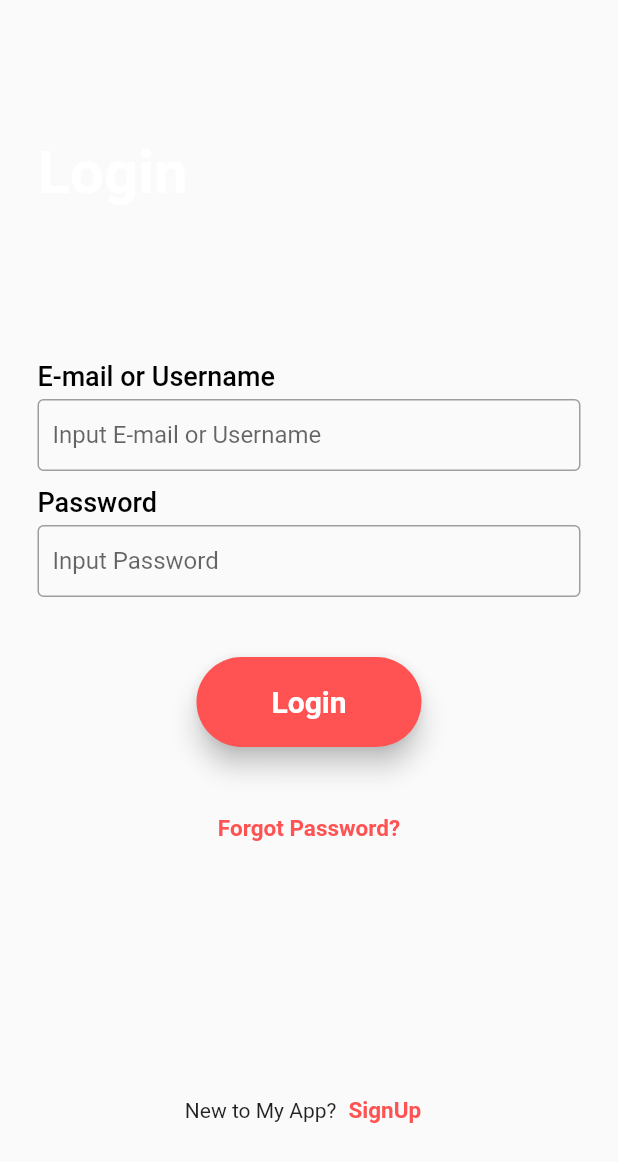
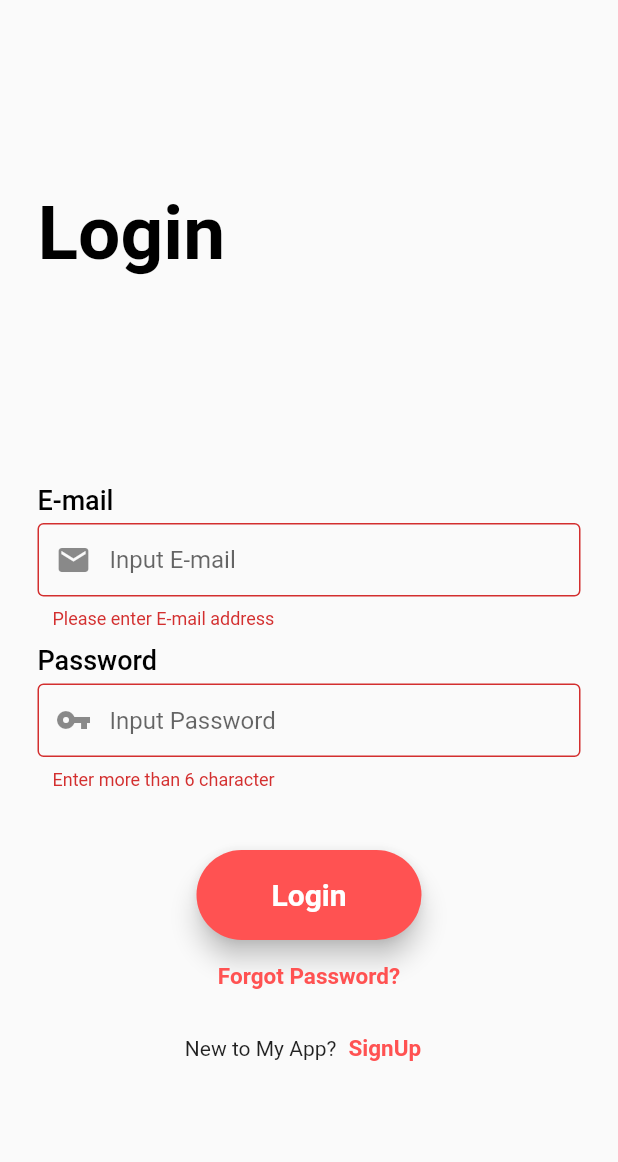
Before and after one commit to am-aakash/Login-with-Firebase, a Flutter app: the screen it shows after launch, after a tap on "Login", on a phone screen of 412 x 824 dp. Shown: the top 1162 px of the screen. Run offline on Flutter 3.47's test engine with Material 2 defaults, Android fonts, the phone set to English and light mode, and no system bars; our stand-ins replace firebase_core; accounts and stored records are empty.

Commit message:
Login Signup pages done

```diff
--- /dev/null
+++ b/lib/Authentication/auth.dart
@@ -0,0 +1,26 @@
+import 'package:flutter/material.dart';
+import 'package:login_with_auth/Authentication/login_page.dart';
+import 'package:login_with_auth/Authentication/signup_page.dart';
+
+class Authentication extends StatefulWidget {
+  @override
+  _AuthenticationState createState() => _AuthenticationState();
+}
+
+class _AuthenticationState extends State<Authentication> {
+  bool isToggle = false;
+  void toggleScreen() {
+    setState(() {
+      isToggle = !isToggle;
+    });
+  }
+
+  @override
+  Widget build(BuildContext context) {
+    if (isToggle) {
+      return SignupPage(toggleScreen: toggleScreen);
+    } else {
+      return LoginPage(toggleScreen: toggleScreen);
+    }
+  }
+}
--- /dev/null
+++ b/lib/Authentication/login_page.dart
@@ -0,0 +1,224 @@
+import 'package:flutter/material.dart';
+
+class LoginPage extends StatefulWidget {
+  final Function toggleScreen;
+
+  const LoginPage({Key? key, required this.toggleScreen}) : super(key: key);
+  @override
+  _LoginPageState createState() => _LoginPageState();
+}
+
+class _LoginPageState extends State<LoginPage> {
+  TextEditingController _emailController = TextEditingController();
+  TextEditingController _passwordController = TextEditingController();
+  final _formkey = GlobalKey<FormState>();
+
+  @override
+  void initState() {
+    _emailController = TextEditingController();
+    _passwordController = TextEditingController();
+    super.initState();
+  }
+
+  @override
+  void dispose() {
+    _emailController.dispose();
+    _passwordController.dispose();
+    super.dispose();
+  }
+
+  @override
+  Widget build(BuildContext context) {
+    return Scaffold(
+      body: SafeArea(
+        child: Stack(
+          fit: StackFit.expand,
+          children: <Widget>[
+            SingleChildScrollView(
+              child: Container(
+                padding: EdgeInsets.symmetric(horizontal: 25),
+                height: MediaQuery.of(context).size.height - 30,
+                width: double.infinity,
+                child: Column(
+                  mainAxisAlignment: MainAxisAlignment.spaceEvenly,
+                  children: <Widget>[
+                    Row(
+                      children: <Widget>[
+                        Column(
+                          mainAxisAlignment: MainAxisAlignment.center,
+                          crossAxisAlignment: CrossAxisAlignment.start,
+                          children: <Widget>[
+                            Text(
+                              "Login",
+                              style: TextStyle(
+                                fontSize: 50,
+                                fontWeight: FontWeight.bold,
+                                color: Colors.black,
+                              ),
+                            ),
+                            SizedBox(
+                              height: 10,
+                            ),
+                          ],
+                        ),
+                        SizedBox(height: 180),
+                      ],
+                    ),
+                    Form(
+                      key: _formkey,
+                      child: Column(
+                        children: <Widget>[
+                          Column(
+                            crossAxisAlignment: CrossAxisAlignment.start,
+                            children: <Widget>[
+                              Text(
+                                "E-mail",
+                                style: TextStyle(
+                                    fontSize: 18,
+                                    fontWeight: FontWeight.w500,
+                                    color: Colors.black),
+                              ),
+                              SizedBox(
+                                height: 5,
+                              ),
+                              TextFormField(
+                                controller: _emailController,
+                                validator: (val) => val!.isNotEmpty
+                                    ? null
+                                    : "Please enter E-mail address",
+                                obscureText: false,
+                                decoration: InputDecoration(
+                                  prefixIcon: Icon(Icons.mail),
+                                  hintText: 'Input E-mail',
+                                  contentPadding: EdgeInsets.symmetric(
+                                      vertical: 15, horizontal: 10),
+                                  enabledBorder: OutlineInputBorder(
+                                    borderSide: BorderSide(color: Colors.grey),
+                                  ),
+                                  border: OutlineInputBorder(
+                                    borderSide: BorderSide(color: Colors.grey),
+                                  ),
+                                ),
+                              ),
+                              SizedBox(
+                                height: 10,
+                              )
+                            ],
+                          ),
+                          Column(
+                            crossAxisAlignment: CrossAxisAlignment.start,
+                            children: <Widget>[
+                              Text(
+                                "Password",
+                                style: TextStyle(
+                                    fontSize: 18,
+                                    fontWeight: FontWeight.w500,
+                                    color: Colors.black),
+                              ),
+                              SizedBox(
+                                height: 5,
+                              ),
+                              TextFormField(
+                                controller: _passwordController,
+                                obscureText: true,
+                                validator: (val) => val!.length < 6
+                                    ? "Enter more than 6 character"
+                                    : null,
+                                decoration: InputDecoration(
+                                  prefixIcon: Icon(Icons.vpn_key),
+                                  hintText: 'Input Password',
+                                  contentPadding: EdgeInsets.symmetric(
+                                      vertical: 15, horizontal: 10),
+                                  enabledBorder: OutlineInputBorder(
+                                    borderSide: BorderSide(color: Colors.grey),
+                                  ),
+                                  border: OutlineInputBorder(
+                                    borderSide: BorderSide(color: Colors.grey),
+                                  ),
+                                ),
+                              ),
+                              SizedBox(
+                                height: 10,
+                              )
+                            ],
+                          ),
+                          SizedBox(height: 30),
+                          Container(
+                            child: MaterialButton(
+                              minWidth: 150,
+                              height: 60,
+                              color: Colors.redAccent,
+                              elevation: 7,
+                              shape: RoundedRectangleBorder(
+                                borderRadius: BorderRadius.circular(50),
+                              ),
+                              onPressed: () {
+                                if (_formkey.currentState!.validate()) {
+                                  print("Email: ${_emailController.text}");
+                                  print(
+                                      "Password: ${_passwordController.text}");
+                                }
+                                ;
+                              },
+                              child: Text(
+                                "Login",
+                                style: TextStyle(
+                                  fontWeight: FontWeight.w600,
+                                  fontSize: 20,
+                                  color: Colors.white,
+                                ),
+                              ),
+                            ),
+                          ),
+                          Row(
+                            mainAxisAlignment: MainAxisAlignment.center,
+                            children: <Widget>[
+                              TextButton(
+                                child: Text(
+                                  "Forgot Password?",
+                                  style: TextStyle(
+                                    color: Colors.redAccent,
+                                    fontWeight: FontWeight.w600,
+                                    fontSize: 15,
+                                  ),
+                                ),
+                                onPressed: () {},
+                              )
+                            ],
+                          ),
+                          //SizedBox(height: 80),
+                          Row(
+                            mainAxisAlignment: MainAxisAlignment.center,
+                            children: <Widget>[
+                              Text("New to My App?"),
+                              TextButton(
+                                child: Text(
+                                  "SignUp",
+                                  style: TextStyle(
+                                    color: Colors.redAccent,
+                                    fontWeight: FontWeight.w600,
+                                    fontSize: 15,
+                                  ),
+                                ),
+                                onPressed: () => widget.toggleScreen(),
+                              )
+                            ],
+                          ),
+                        ],
+                      ),
+                    ),
+                  ],
+                ),
+              ),
+            ),
+          ],
+        ),
+      ),
+    );
+  }
+}
+
+// we will be creating a widget for text field
+// Widget inputFile({required label, obscureText = false, required ipController}) {
+//   return ;
+// }
--- a/lib/login_page.dart
+++ /dev/null
@@ -1,145 +0,0 @@
-import 'package:flutter/material.dart';
-
-class LoginPage extends StatelessWidget {
-  @override
-  Widget build(BuildContext context) {
-    return Scaffold(
-      body: Stack(
-        fit: StackFit.expand,
-        children: <Widget>[
-          SingleChildScrollView(
-            child: Container(
-              padding: EdgeInsets.symmetric(horizontal: 25),
-              height: MediaQuery.of(context).size.height - 30,
-              width: double.infinity,
-              child: Column(
-                mainAxisAlignment: MainAxisAlignment.spaceEvenly,
-                children: <Widget>[
-                  Row(
-                    children: <Widget>[
-                      Column(
-                        mainAxisAlignment: MainAxisAlignment.center,
-                        crossAxisAlignment: CrossAxisAlignment.start,
-                        children: <Widget>[
-                          Text(
-                            "Login",
-                            style: TextStyle(
-                              fontSize: 40,
-                              fontWeight: FontWeight.bold,
-                              color: Colors.white,
-                            ),
-                          ),
-                          SizedBox(
-                            height: 10,
-                          ),
-                        ],
-                      ),
-                      SizedBox(height: 180),
-                    ],
-                  ),
-                  Column(
-                    children: <Widget>[
-                      inputFile(label: "E-mail or Username"),
-                      inputFile(label: "Password", obscureText: true),
-                      SizedBox(height: 30),
-                      Container(
-                        child: MaterialButton(
-                          minWidth: 150,
-                          height: 60,
-                          color: Colors.redAccent,
-                          elevation: 7,
-                          shape: RoundedRectangleBorder(
-                            borderRadius: BorderRadius.circular(50),
-                          ),
-                          onPressed: () {},
-                          child: Text(
-                            "Login",
-                            style: TextStyle(
-                              fontWeight: FontWeight.w600,
-                              fontSize: 20,
-                              color: Colors.white,
-                            ),
-                          ),
-                        ),
-                      ),
-                      //   ],
-                      // ),
-                    ],
-                  ),
-                  Row(
-                    mainAxisAlignment: MainAxisAlignment.center,
-                    children: <Widget>[
-                      //Text("Already have an account?"),
-                      TextButton(
-                        child: Text(
-                          "Forgot Password?",
-                          style: TextStyle(
-                            color: Colors.redAccent,
-                            fontWeight: FontWeight.w600,
-                            fontSize: 15,
-                          ),
-                        ),
-                        onPressed: () {},
-                      )
-                    ],
-                  ),
-                  SizedBox(height: 80),
-                  Row(
-                    mainAxisAlignment: MainAxisAlignment.center,
-                    children: <Widget>[
-                      Text("New to My App?"),
-                      TextButton(
-                        child: Text(
-                          "SignUp",
-                          style: TextStyle(
-                            color: Colors.redAccent,
-                            fontWeight: FontWeight.w600,
-                            fontSize: 15,
-                          ),
-                        ),
-                        onPressed: () {},
-                      )
-                    ],
-                  ),
-                ],
-              ),
-            ),
-          ),
-        ],
-      ),
-    );
-  }
-}
-
-// we will be creating a widget for text field
-Widget inputFile({label, obscureText = false}) {
-  return Column(
-    crossAxisAlignment: CrossAxisAlignment.start,
-    children: <Widget>[
-      Text(
-        label,
-        style: TextStyle(
-            fontSize: 18, fontWeight: FontWeight.w500, color: Colors.black),
-      ),
-      SizedBox(
-        height: 5,
-      ),
-      TextField(
-        obscureText: obscureText,
-        decoration: InputDecoration(
-          hintText: 'Input $label',
-          contentPadding: EdgeInsets.symmetric(vertical: 5, horizontal: 10),
-          enabledBorder: OutlineInputBorder(
-            borderSide: BorderSide(color: Colors.grey),
-          ),
-          border: OutlineInputBorder(
-            borderSide: BorderSide(color: Colors.grey),
-          ),
-        ),
-      ),
-      SizedBox(
-        height: 10,
-      )
-    ],
-  );
-}
--- a/lib/main.dart
+++ b/lib/main.dart
@@ -1,29 +1,58 @@
+import 'package:firebase_core/firebase_core.dart';
 import 'package:flutter/material.dart';
-import 'package:login_with_auth/login_page.dart';
+import 'package:login_with_auth/Authentication/auth.dart';
+import 'package:login_with_auth/Authentication/login_page.dart';
 
 void main() {
   runApp(MyApp());
 }
 
 class MyApp extends StatelessWidget {
-  // This widget is the root of your application.
   @override
   Widget build(BuildContext context) {
-    return MaterialApp(
-      title: 'Flutter Demo',
-      theme: ThemeData(
-        // This is the theme of your application.
-        //
-        // Try running your application with "flutter run". You'll see the
-        // application has a blue toolbar. Then, without quitting the app, try
-        // changing the primarySwatch below to Colors.green and then invoke
-        // "hot reload" (press "r" in the console where you ran "flutter run",
-        // or simply save your changes to "hot reload" in a Flutter IDE).
-        // Notice that the counter didn't reset back to zero; the application
-        // is not restarted.
-        primarySwatch: Colors.blue,
-      ),
-      home: LoginPage(),
+    final _init = Firebase.initializeApp();
+
+    return FutureBuilder(
+      future: _init,
+      builder: (context, snapshot) {
+        if (snapshot.hasError) {
+          return ErrorWidget();
+        } else if (snapshot.hasData) {
+          return MaterialApp(
+            debugShowCheckedModeBanner: false,
+            home: Authentication(),
+          );
+        } else {
+          return Loading();
+        }
+      },
     );
   }
 }
+
+class ErrorWidget extends StatelessWidget {
+  @override
+  Widget build(BuildContext context) {
+    return Scaffold(
+      body: Center(
+        child: Column(
+          children: [
+            Icon(Icons.error),
+            Text("Something went wrong !"),
+          ],
+        ),
+      ),
+    );
+  }
+}
+
+class Loading extends StatelessWidget {
+  @override
+  Widget build(BuildContext context) {
+    return Scaffold(
+      body: Center(
+        child: CircularProgressIndicator(),
+      ),
+    );
+  }
+}
```
Also changed, not shown: lib/Authentication/signup_page.dart (added, +201 -0 lines), pubspec.yaml (+4 -11 lines), pubspec.lock, 3 other files.
